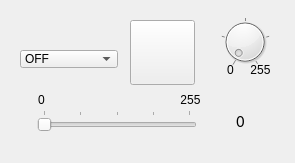
First picture: the form in lampeDimmer_GUI/mainwindow.ui, repository thomelect/lampeDimmer, before the edit.
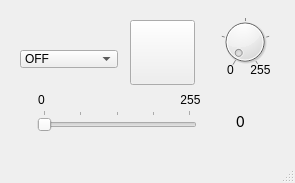
Second picture: the form after the edit.

Commit message: + ajout d'un barre de status et d'une valeur initiale de 0%.

Patch:
```diff
--- a/lampeDimmer_GUI/mainwindow.ui
+++ b/lampeDimmer_GUI/mainwindow.ui
@@ -10,7 +10,7 @@
     <x>0</x>
     <y>0</y>
     <width>295</width>
-    <height>163</height>
+    <height>183</height>
    </rect>
   </property>
   <property name="maximumSize">
@@ -235,6 +235,7 @@
     </item>
    </widget>
   </widget>
+  <widget class="QStatusBar" name="statusBar"/>
  </widget>
  <resources/>
  <connections/>
```
The commit also changes 2 other files.
